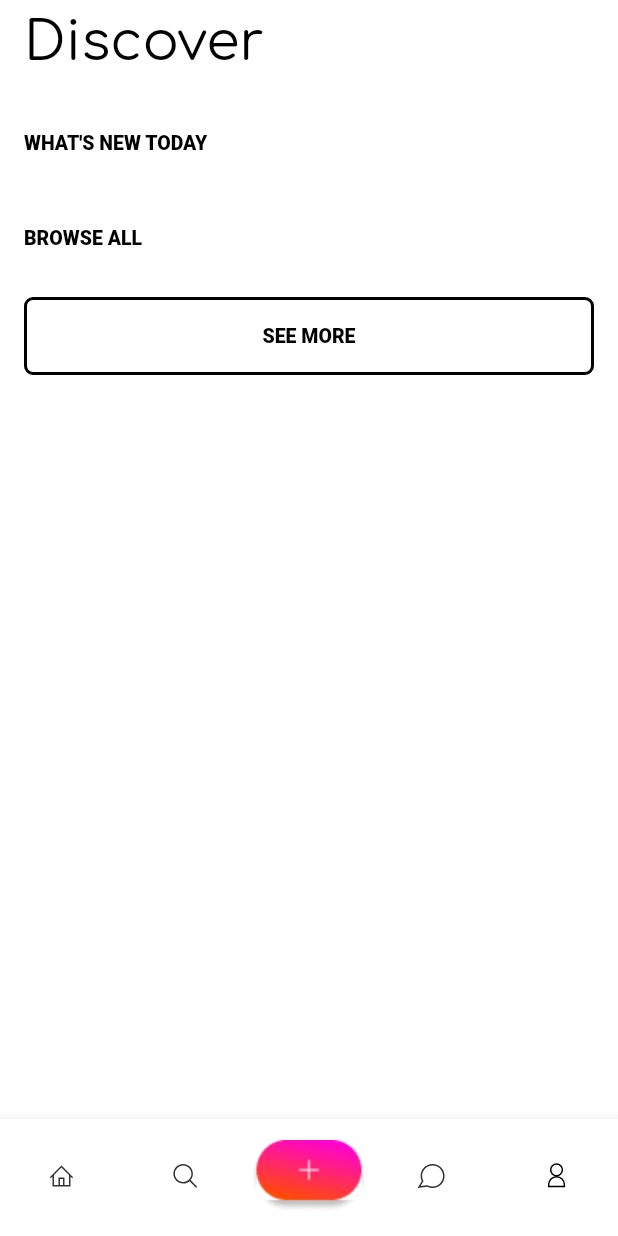
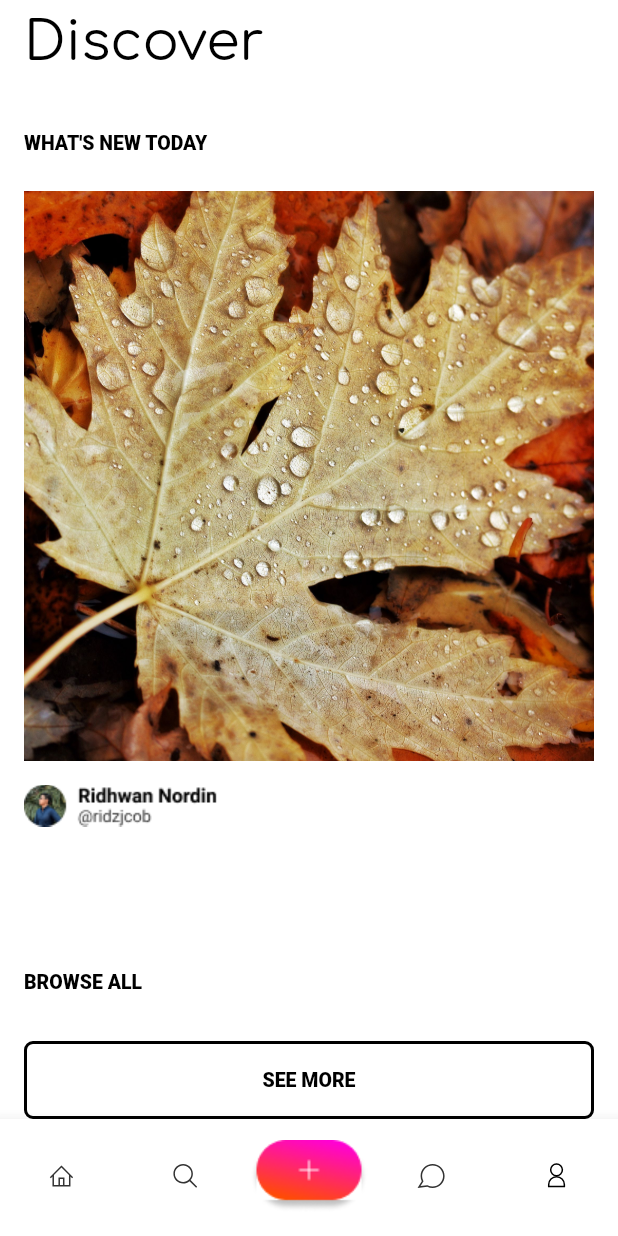
Before and after one commit to VLad345406/photo, a Flutter app: the RegistrationNickScreen screen opened by its route, after a tap on "SIGN UP", on a phone screen of 412 x 824 dp. Run offline on Flutter 3.47's test engine with Material 2 defaults, Android fonts, the phone set to English and light mode, and no system bars; our stand-ins replace bloc, firebase_auth, firebase_core, flutter_svg, google_fonts, google_sign_in and 1 more; accounts and stored records are empty; generated files the repository leaves out were written again.

Commit message:
Make horisontal ListView in home_screen

```diff
--- a/lib/app/view/app.dart
+++ b/lib/app/view/app.dart
@@ -53,7 +53,7 @@ class App extends StatelessWidget {
 
 String getInitialRoute(){
   if (true)
-    return '/';
+    return '/home';
   else
     return '/home';
 }
--- a/lib/screens/main_screens/home_screen.dart
+++ b/lib/screens/main_screens/home_screen.dart
@@ -10,10 +10,8 @@ class HomeScreen extends StatefulWidget {
 }
 
 class _HomeScreenState extends State<HomeScreen> {
-
   @override
   Widget build(BuildContext context) {
-
     final screenWidth = MediaQuery.of(context).size.width;
 
     final widthButton = screenWidth - 32;
@@ -49,6 +47,60 @@ class _HomeScreenState extends State<HomeScreen> {
             ),
           ),
 
+          Expanded(
+              child: ListView(
+                scrollDirection: Axis.horizontal,
+                children: [
+                  Container(
+                    width: screenWidth - 32,
+                    margin: const EdgeInsets.only(left: 16, top: 24, right: 16),
+                    child: Column(
+                      children: [
+                        Container(
+                          height: screenWidth - 32,
+                          decoration: const BoxDecoration(
+                            image: DecorationImage(
+                              image: AssetImage(
+                                "assets/images/start_background.jpg",
+                              ),
+                              fit: BoxFit.cover,
+                            ),
+                          ),
+                        ),
+                        Container(
+                          margin: const EdgeInsets.only(top: 16),
+                          alignment: Alignment.bottomLeft,
+                          child: Image.asset('assets/images/user.png'),
+                        ),
+                      ],
+                    ),
+                  ),Container(
+                    width: screenWidth - 32,
+                    margin: const EdgeInsets.only(left: 16, top: 24, right: 16),
+                    child: Column(
+                      children: [
+                        Container(
+                          height: screenWidth - 32,
+                          decoration: const BoxDecoration(
+                            image: DecorationImage(
+                              image: AssetImage(
+                                "assets/images/start_background.jpg",
+                              ),
+                              fit: BoxFit.cover,
+                            ),
+                          ),
+                        ),
+                        Container(
+                          margin: const EdgeInsets.only(top: 16),
+                          alignment: Alignment.bottomLeft,
+                          child: Image.asset('assets/images/user.png'),
+                        ),
+                      ],
+                    ),
+                  ),
+                ],
+              ),
+          ),
           Container(
             margin: const EdgeInsets.only(left: 16, top: 48),
             child: Text(
@@ -60,7 +112,6 @@ class _HomeScreenState extends State<HomeScreen> {
               ),
             ),
           ),
-
           Container(
             width: widthButton,
             height: 52,
```
Also changed, not shown: assets/images/user.png (added), pubspec.lock. Lines whose indentation alone changed are shown as unchanged.
